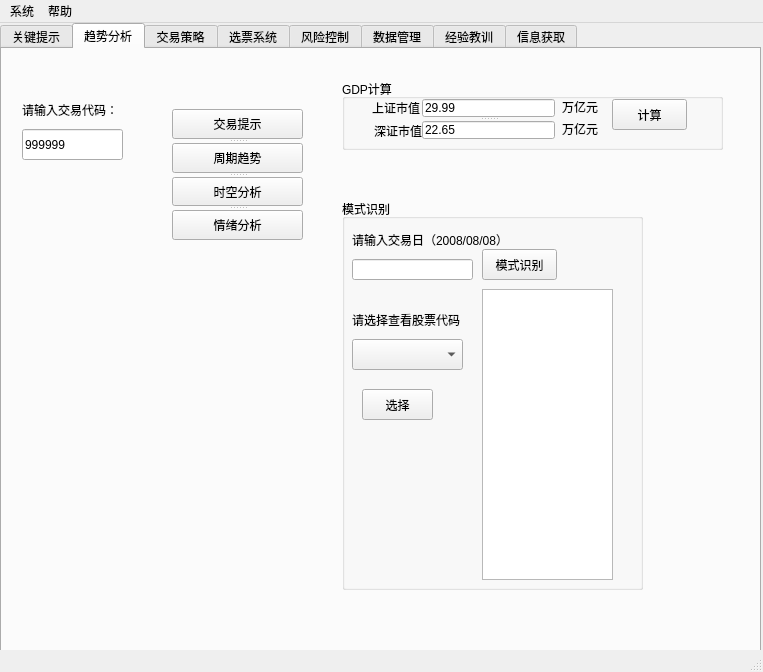
Old version of the form mainUI.ui in the repository xuleoBJ/stock2015.
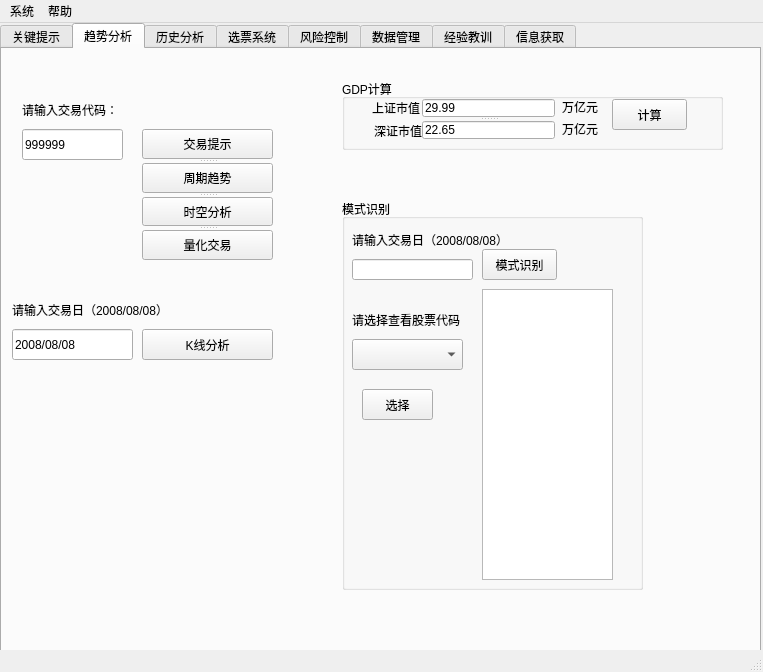
New version of the form.

Patch:
```diff
--- a/mainUI.ui
+++ b/mainUI.ui
@@ -305,8 +305,8 @@
      <widget class="QSplitter" name="splitter">
       <property name="geometry">
        <rect>
-        <x>170</x>
-        <y>60</y>
+        <x>140</x>
+        <y>80</y>
         <width>131</width>
         <height>131</height>
        </rect>
@@ -331,10 +331,50 @@
       </widget>
       <widget class="QPushButton" name="btnMarketMoodAna">
        <property name="text">
-        <string>情绪分析</string>
+        <string>量化交易</string>
        </property>
       </widget>
      </widget>
+     <widget class="QLabel" name="label_13">
+      <property name="geometry">
+       <rect>
+        <x>10</x>
+        <y>240</y>
+        <width>201</width>
+        <height>41</height>
+       </rect>
+      </property>
+      <property name="text">
+       <string>请输入交易日（2008/08/08）</string>
+      </property>
+     </widget>
+     <widget class="QLineEdit" name="lineEditTradeDate">
+      <property name="geometry">
+       <rect>
+        <x>10</x>
+        <y>280</y>
+        <width>121</width>
+        <height>31</height>
+       </rect>
+      </property>
+      <property name="text">
+       <string>2008/08/08</string>
+      </property>
+     </widget>
+     <widget class="QPushButton" name="btnAnaKpattern">
+      <property name="geometry">
+       <rect>
+        <x>140</x>
+        <y>280</y>
+        <width>131</width>
+        <height>31</height>
+       </rect>
+      </property>
+      <property name="text">
+       <string>K线分析</string>
+      </property>
+     </widget>
+     <zorder>splitter</zorder>
      <zorder>groupBox_2</zorder>
      <zorder>groupBox</zorder>
      <zorder>btnTradeInfor</zorder>
@@ -346,7 +386,7 @@
     </widget>
     <widget class="QWidget" name="tbgQuanlityTrade">
      <attribute name="title">
-      <string>交易策略</string>
+      <string>历史分析</string>
      </attribute>
      <widget class="QPushButton" name="btnCalTradePrice">
       <property name="geometry">
```
Left out of the diff: 52 changed lines with no effect on the pictures.
